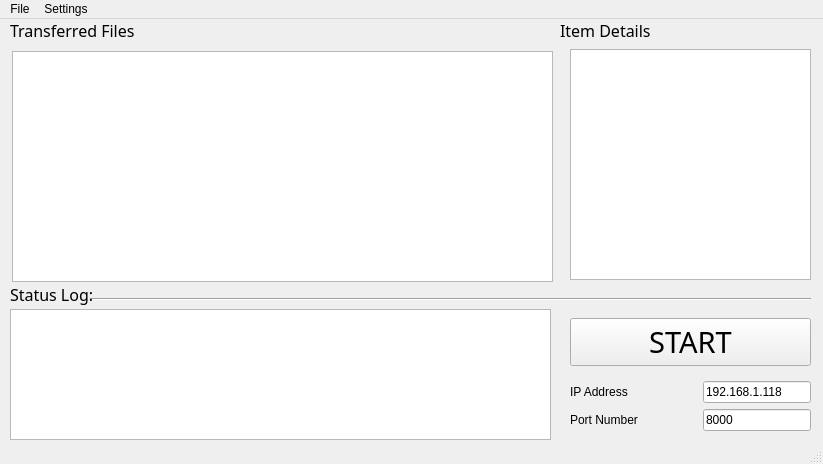
Old version of the form src/examples/Client/ZYNC_Client.ui in the repository SuperKuooo/ZYNC.
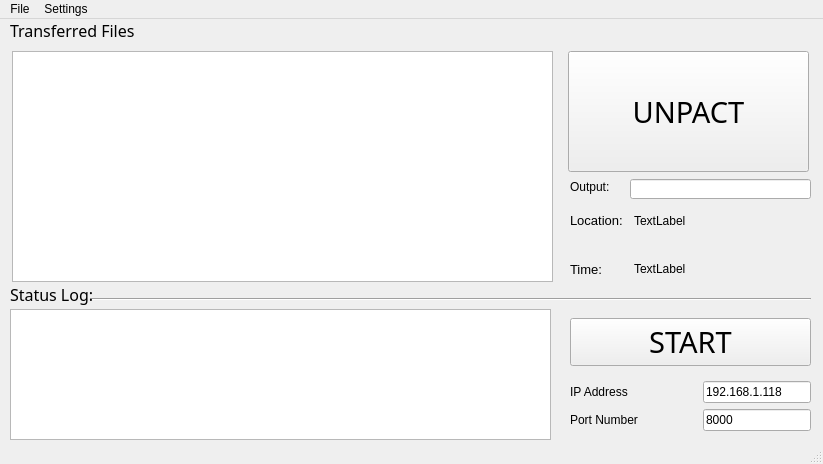
New version of the form.

Commit message: - Added Unpact feature - Better error handling - New logger class - Gui Change and slight adjustment

Diff of the .ui file:
```diff
--- a/src/examples/Client/ZYNC_Client.ui
+++ b/src/examples/Client/ZYNC_Client.ui
@@ -37,35 +37,6 @@
        </property>
       </widget>
      </item>
-     <item>
-      <spacer name="horizontalSpacer_9">
-       <property name="orientation">
-        <enum>Qt::Horizontal</enum>
-       </property>
-       <property name="sizeType">
-        <enum>QSizePolicy::Expanding</enum>
-       </property>
-       <property name="sizeHint" stdset="0">
-        <size>
-         <width>138</width>
-         <height>20</height>
-        </size>
-       </property>
-      </spacer>
-     </item>
-     <item>
-      <widget class="QLabel" name="lblDetails">
-       <property name="font">
-        <font>
-         <family>Myriad Pro</family>
-         <pointsize>12</pointsize>
-        </font>
-       </property>
-       <property name="text">
-        <string>Item Details</string>
-       </property>
-      </widget>
-     </item>
     </layout>
    </widget>
    <widget class="Line" name="line">
@@ -175,25 +146,6 @@
      </item>
     </layout>
    </widget>
-   <widget class="QTextEdit" name="txtDetails">
-    <property name="geometry">
-     <rect>
-      <x>570</x>
-      <y>30</y>
-      <width>241</width>
-      <height>231</height>
-     </rect>
-    </property>
-    <property name="font">
-     <font>
-      <family>Myriad Pro</family>
-      <pointsize>10</pointsize>
-     </font>
-    </property>
-    <property name="readOnly">
-     <bool>true</bool>
-    </property>
-   </widget>
    <widget class="QLabel" name="lblStatusLog">
     <property name="geometry">
      <rect>
@@ -247,6 +199,109 @@
      <enum>QAbstractItemView::SelectRows</enum>
     </property>
    </widget>
+   <widget class="QPushButton" name="btnUnzip">
+    <property name="geometry">
+     <rect>
+      <x>568</x>
+      <y>32</y>
+      <width>241</width>
+      <height>121</height>
+     </rect>
+    </property>
+    <property name="font">
+     <font>
+      <family>Myriad Pro</family>
+      <pointsize>22</pointsize>
+     </font>
+    </property>
+    <property name="autoFillBackground">
+     <bool>false</bool>
+    </property>
+    <property name="text">
+     <string>UNPACT</string>
+    </property>
+   </widget>
+   <widget class="QLineEdit" name="linOutput">
+    <property name="geometry">
+     <rect>
+      <x>630</x>
+      <y>160</y>
+      <width>181</width>
+      <height>20</height>
+     </rect>
+    </property>
+   </widget>
+   <widget class="QLabel" name="lblOuput">
+    <property name="geometry">
+     <rect>
+      <x>570</x>
+      <y>160</y>
+      <width>51</width>
+      <height>16</height>
+     </rect>
+    </property>
+    <property name="text">
+     <string>Output:</string>
+    </property>
+   </widget>
+   <widget class="QWidget" name="layoutWidget">
+    <property name="geometry">
+     <rect>
+      <x>570</x>
+      <y>180</y>
+      <width>121</width>
+      <height>91</height>
+     </rect>
+    </property>
+    <layout class="QVBoxLayout" name="verticalLayout">
+     <item>
+      <layout class="QHBoxLayout" name="horizontalLayout_2">
+       <item>
+        <widget class="QLabel" name="lblLocation">
+         <property name="font">
+          <font>
+           <pointsize>10</pointsize>
+          </font>
+         </property>
+         <property name="text">
+          <string>Location: </string>
+         </property>
+        </widget>
+       </item>
+       <item>
+        <widget class="QLabel" name="lblLocationResults">
+         <property name="text">
+          <string>TextLabel</string>
+         </property>
+        </widget>
+       </item>
+      </layout>
+     </item>
+     <item>
+      <layout class="QHBoxLayout" name="horizontalLayout">
+       <item>
+        <widget class="QLabel" name="lblTime">
+         <property name="font">
+          <font>
+           <pointsize>10</pointsize>
+          </font>
+         </property>
+         <property name="text">
+          <string>Time: </string>
+         </property>
+        </widget>
+       </item>
+       <item>
+        <widget class="QLabel" name="lblTimeResults">
+         <property name="text">
+          <string>TextLabel</string>
+         </property>
+        </widget>
+       </item>
+      </layout>
+     </item>
+    </layout>
+   </widget>
   </widget>
   <widget class="QMenuBar" name="menubar">
    <property name="geometry">
```
Left out of the diff: 6 changed lines with no effect on the pictures. The commit also changes 11 other files.
